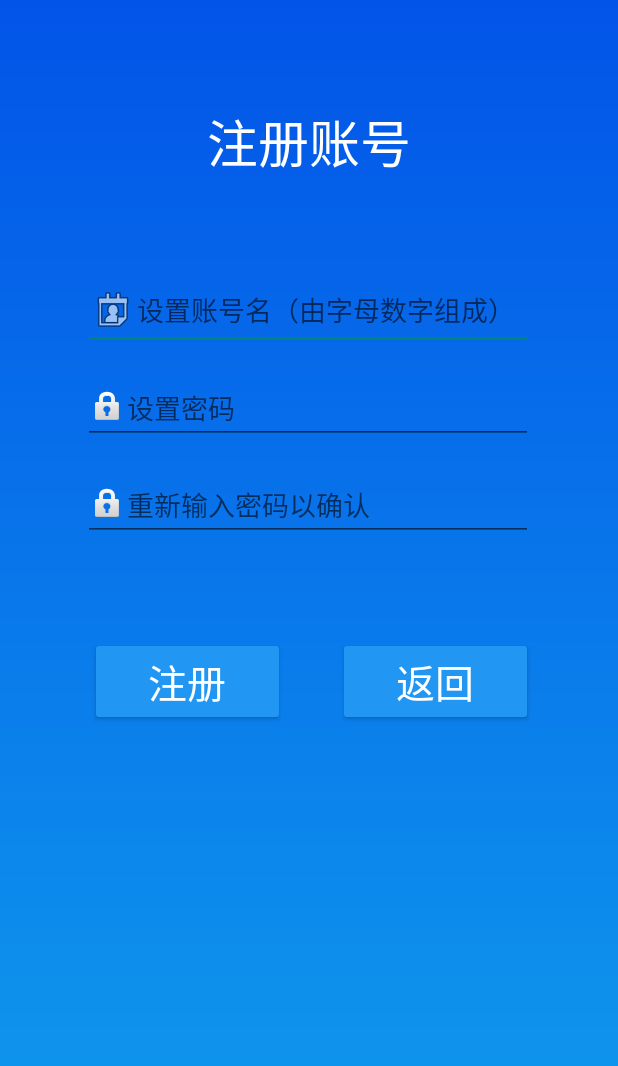
After one commit to Bairu-03/Android-ABox, an Android app: the Activity_signup screen opened directly, with no data from a screen before it, on a phone screen of 412 x 824 dp. The commit adds this screen. Shown: the top 1066 px of the screen. Run offline under Robolectric (Android 15) with nearby library versions, the phone set to English and light mode, and no system bars.

Commit message:
加入登录、注册功能，完善相关页面

```diff
--- a/app/build.gradle
+++ b/app/build.gradle
@@ -23,6 +23,8 @@ dependencies {
     implementation fileTree(include: ['*.jar'], dir: 'libs')
     implementation 'com.android.support:appcompat-v7:28.0.0'
     implementation 'com.android.support.constraint:constraint-layout:1.1.3'
+    implementation 'org.jetbrains:annotations-java5:15.0'
+    implementation 'androidx.annotation:annotation:1.0.0'
     testImplementation 'junit:junit:4.12'
     androidTestImplementation 'com.android.support.test:runner:1.0.2'
     androidTestImplementation 'com.android.support.test.espresso:espresso-core:3.0.2'
--- /dev/null
+++ b/app/src/main/java/com/example/abox/Activity_signup.java
@@ -0,0 +1,134 @@
+package com.example.abox;
+
+import android.content.ContentValues;
+import android.content.Context;
+import android.database.Cursor;
+import android.database.sqlite.SQLiteDatabase;
+import android.os.Bundle;
+import android.text.TextUtils;
+import android.view.MotionEvent;
+import android.view.View;
+import android.view.inputmethod.InputMethodManager;
+import android.widget.EditText;
+import android.widget.TextView;
+import android.widget.Toast;
+
+import android.support.v7.app.AppCompatActivity;
+
+import java.util.Objects;
+
+// APP账号注册页
+public class Activity_signup extends AppCompatActivity {
+
+    private EditText eT3_ID;
+    private EditText eT3_PW;
+    private EditText eT3_rePW;
+    private InputMethodManager imm;
+    private SQLiteDatabase db;
+    private MySQLiteOpenHelper mySQLiteOH;
+
+    @Override
+    protected void onCreate(Bundle savedInstanceState) {
+        super.onCreate(savedInstanceState);
+        setContentView(R.layout.activity_signup);
+
+        // 隐藏标题栏
+        Objects.requireNonNull(getSupportActionBar()).hide();
+
+        eT3_ID = findViewById(R.id.eT3_ID);
+        eT3_PW = findViewById(R.id.eT3_PW);
+        eT3_rePW = findViewById(R.id.eT3_rePW);
+
+        // 获取输入法管理器对象（为实现点击输入框外时收起键盘）
+        imm = (InputMethodManager) getSystemService(Context.INPUT_METHOD_SERVICE);
+
+        // 创建数据库
+        mySQLiteOH = new MySQLiteOpenHelper(Activity_signup.this, "users.db", null, 1);
+    }
+
+    @Override
+    protected void onStart() {
+        super.onStart();
+
+        // 获取数据库读写权限
+        db = mySQLiteOH.getWritableDatabase();
+    }
+
+    // 点击页面空白处清除输入框焦点，收起键盘
+    @Override
+    public boolean onTouchEvent(MotionEvent event) {
+        eT3_ID.clearFocus();
+        eT3_PW.clearFocus();
+        eT3_rePW.clearFocus();
+
+        imm.hideSoftInputFromWindow(eT3_ID.getWindowToken(),0);
+        imm.hideSoftInputFromWindow(eT3_PW.getWindowToken(),0);
+        imm.hideSoftInputFromWindow(eT3_rePW.getWindowToken(),0);
+        return super.onTouchEvent(event);
+    }
+
+    // 按"注册"按钮
+    public void signup_new(View view) {
+        // 清除输入框焦点
+        eT3_ID.clearFocus();
+        eT3_PW.clearFocus();
+        eT3_rePW.clearFocus();
+
+        TextView tV3_err = findViewById(R.id.tV3_err);
+        tV3_err.setText("");
+
+        // 若任一输入框为空
+        if(TextUtils.isEmpty(eT3_ID.getText().toString())
+                || TextUtils.isEmpty(eT3_PW.getText().toString())
+                || TextUtils.isEmpty(eT3_rePW.getText().toString())){
+            tV3_err.setText("输入不能为空！");
+
+        // 若两次输入的密码不一致
+        } else if(!TextUtils.equals(eT3_PW.getText().toString(), eT3_rePW.getText().toString())){
+            tV3_err.setText("两次输入的密码不一致！");
+
+        // 若填写内容符合要求
+        } else {
+            // 查询数据库现有账号信息
+            Cursor cursor = db.query(
+                    "users",
+                    new String[]{"username"},
+                    "username = ?",
+                    new String[]{eT3_ID.getText().toString()},
+                    null, null, null);
+
+            // 若账号信息不存在
+            if(cursor.getCount() == 0) {
+                // 收起键盘
+                imm.hideSoftInputFromWindow(eT3_ID.getWindowToken(),0);
+                imm.hideSoftInputFromWindow(eT3_PW.getWindowToken(),0);
+                imm.hideSoftInputFromWindow(eT3_rePW.getWindowToken(),0);
+
+                // 将信息存入数据库
+                ContentValues values = new ContentValues();
+                values.put("username", eT3_ID.getText().toString());
+                values.put("password", eT3_PW.getText().toString());
+                db.insert("users", null, values);
+                Toast.makeText(Activity_signup.this, "注册成功", Toast.LENGTH_LONG).show();
+                finish();
+
+            // 若账号信息已存在
+            } else {
+                tV3_err.setText("该账号信息已存在！");
+            }
+            cursor.close();
+        }
+    }
+
+    // 按"返回"按钮
+    public void signup_back(View view) {
+        finish();
+    }
+
+    // Activity销毁时关闭数据库
+    @Override
+    protected void onDestroy() {
+        super.onDestroy();
+        db.close();
+    }
+}
--- /dev/null
+++ b/app/src/main/java/com/example/abox/MySQLiteOpenHelper.java
@@ -0,0 +1,36 @@
+package com.example.abox;
+
+import android.content.Context;
+import android.database.sqlite.SQLiteDatabase;
+import android.database.sqlite.SQLiteOpenHelper;
+
+import org.jetbrains.annotations.Nullable;
+
+public class MySQLiteOpenHelper extends SQLiteOpenHelper {
+
+    private Context context;
+
+    public MySQLiteOpenHelper(@Nullable Context context,
+                              @Nullable String name,
+                              @Nullable SQLiteDatabase.CursorFactory factory,
+                              int version) {
+        super(context, name, factory, version);
+        this.context = context;
+    }
+
+    @Override
+    public void onCreate(SQLiteDatabase db) {
+        String sql = "create table users (" +
+                "id integer primary key autoincrement, " +
+                "username text, " +
+                "password text)";
+        db.execSQL(sql);
+    }
+
+    @Override
+    public void onUpgrade(SQLiteDatabase db, int i, int i1) {
+        String sql = "drop table if exists users";
+        db.execSQL(sql);
+        onCreate(db);
+    }
+}
--- /dev/null
+++ b/app/src/main/res/layout/activity_signup.xml
@@ -0,0 +1,116 @@
+<?xml version="1.0" encoding="utf-8"?>
+<android.support.constraint.ConstraintLayout xmlns:android="http://schemas.android.com/apk/res/android"
+    xmlns:app="http://schemas.android.com/apk/res-auto"
+    xmlns:tools="http://schemas.android.com/tools"
+    android:id="@+id/main"
+    android:layout_width="match_parent"
+    android:layout_height="match_parent"
+    android:background="@drawable/shape_gradient"
+    tools:context=".Activity_signup">
+
+    <TextView
+        android:id="@+id/tV3_title"
+        android:layout_width="wrap_content"
+        android:layout_height="wrap_content"
+        android:text="@string/signup_title"
+        android:textSize="34sp"
+        android:textColor="@color/white"
+        app:layout_constraintBottom_toBottomOf="parent"
+        app:layout_constraintEnd_toEndOf="parent"
+        app:layout_constraintStart_toStartOf="parent"
+        app:layout_constraintTop_toTopOf="parent"
+        app:layout_constraintVertical_bias="0.089" />
+
+    <EditText
+        android:id="@+id/eT3_ID"
+        android:layout_width="300dp"
+        android:layout_height="wrap_content"
+        android:autofillHints="testaccount"
+        android:drawableStart="@android:drawable/ic_menu_my_calendar"
+        android:hint="@string/signup_account"
+        android:inputType="text"
+        android:textColor="@color/white"
+        android:minHeight="48dp"
+        app:layout_constraintBottom_toBottomOf="parent"
+        app:layout_constraintEnd_toEndOf="parent"
+        app:layout_constraintHorizontal_bias="0.495"
+        app:layout_constraintStart_toStartOf="parent"
+        app:layout_constraintTop_toBottomOf="@+id/tV3_title"
+        app:layout_constraintVertical_bias="0.093" />
+
+    <EditText
+        android:id="@+id/eT3_PW"
+        android:layout_width="300dp"
+        android:layout_height="wrap_content"
+        android:autofillHints="123456"
+        android:drawableStart="@android:drawable/ic_lock_idle_lock"
+        android:hint="@string/signup_pw"
+        android:inputType="textPassword"
+        android:textColor="@color/white"
+        android:minHeight="48dp"
+        app:layout_constraintBottom_toBottomOf="parent"
+        app:layout_constraintEnd_toEndOf="parent"
+        app:layout_constraintHorizontal_bias="0.495"
+        app:layout_constraintStart_toStartOf="parent"
+        app:layout_constraintTop_toBottomOf="@+id/eT3_ID"
+        app:layout_constraintVertical_bias="0.027" />
+
+    <EditText
+        android:id="@+id/eT3_rePW"
+        android:layout_width="300dp"
+        android:layout_height="wrap_content"
+        android:autofillHints="123456"
+        android:drawableStart="@android:drawable/ic_lock_idle_lock"
+        android:hint="@string/signup_repw"
+        android:inputType="textPassword"
+        android:textColor="@color/white"
+        android:minHeight="48dp"
+        app:layout_constraintBottom_toBottomOf="parent"
+        app:layout_constraintEnd_toEndOf="parent"
+        app:layout_constraintHorizontal_bias="0.495"
+        app:layout_constraintStart_toStartOf="parent"
+        app:layout_constraintTop_toBottomOf="@+id/eT3_PW"
+        app:layout_constraintVertical_bias="0.035" />
+
+    <!--输入错误提示-->
+    <TextView
+        android:id="@+id/tV3_err"
+        android:layout_width="wrap_content"
+        android:layout_height="wrap_content"
+        android:layout_marginStart="60dp"
+        android:layout_marginTop="6dp"
+        android:textColor="#DFE90B"
+        app:layout_constraintStart_toStartOf="parent"
+        app:layout_constraintTop_toBottomOf="@+id/eT3_rePW" />
+
+    <Button
+        android:id="@+id/bt3_signup"
+        android:layout_width="130dp"
+        android:layout_height="wrap_content"
+        android:layout_marginTop="64dp"
+        android:backgroundTint="#2196F3"
+        android:onClick="signup_new"
+        android:text="@string/signup_signup"
+        android:textColor="@color/white"
+        android:textSize="26sp"
+        app:layout_constraintEnd_toEndOf="parent"
+        app:layout_constraintHorizontal_bias="0.213"
+        app:layout_constraintStart_toStartOf="parent"
+        app:layout_constraintTop_toBottomOf="@+id/eT3_rePW" />
+
+    <Button
+        android:id="@+id/bt3_back"
+        android:layout_width="130dp"
+        android:layout_height="wrap_content"
+        android:layout_marginTop="64dp"
+        android:backgroundTint="#2196F3"
+        android:onClick="signup_back"
+        android:text="@string/signup_back"
+        android:textColor="@color/white"
+        android:textSize="26sp"
+        app:layout_constraintEnd_toEndOf="parent"
+        app:layout_constraintHorizontal_bias="0.8"
+        app:layout_constraintStart_toStartOf="parent"
+        app:layout_constraintTop_toBottomOf="@+id/eT3_rePW" />
+
+</android.support.constraint.ConstraintLayout>
--- a/app/src/main/res/menu/menu.xml
+++ b/app/src/main/res/menu/menu.xml
@@ -2,9 +2,7 @@
 <menu xmlns:android="http://schemas.android.com/apk/res/android">
 
     <item
-        android:id="@+id/m_logout"
-        android:title="@string/logout" />
-    <item
         android:id="@+id/m_about"
         android:title="@string/about" />
+
 </menu>
--- a/app/src/main/res/values/strings.xml
+++ b/app/src/main/res/values/strings.xml
@@ -1,9 +1,27 @@
 <resources>
+
+    <!--信息显示页字符串资源-->
     <string name="app_name">Abox智能家居</string>
     <string name="btn_tem_hum">温度: %1$d\n\n湿度: %2$d</string>
     <string name="btn_socket">插座</string>
     <string name="btn_human">人体活动</string>
     <string name="btn_light">光照强度</string>
-    <string name="logout">退出登录</string>
     <string name="about">关于</string>
+
+    <!--登录页字符串资源-->
+    <string name="login_welcome">欢迎登录</string>
+    <string name="login_account">请输入账号</string>
+    <string name="login_pw">请输入密码</string>
+    <string name="login">登录</string>
+    <string name="login_signup">注册</string>
+    <string name="login_protocol1">同意</string>
+    <string name="login_protocol2">用户协议</string>
+
+    <!--注册页字符串资源-->
+    <string name="signup_title">注册账号</string>
+    <string name="signup_account">设置账号名（由字母数字组成）</string>
+    <string name="signup_pw">设置密码</string>
+    <string name="signup_repw">重新输入密码以确认</string>
+    <string name="signup_signup">注册</string>
+    <string name="signup_back">返回</string>
 </resources>
```
Also changed, not shown: app/src/main/AndroidManifest.xml (+8 -0 lines), app/src/main/java/com/example/abox/Activity_login.java (added, +162 -0 lines), app/src/main/java/com/example/abox/Activity_startup.java (+6 -1 lines), app/src/main/java/com/example/abox/MainActivity.java (+2 -10 lines), app/src/main/res/layout/activity_login.xml (added, +123 -0 lines).
